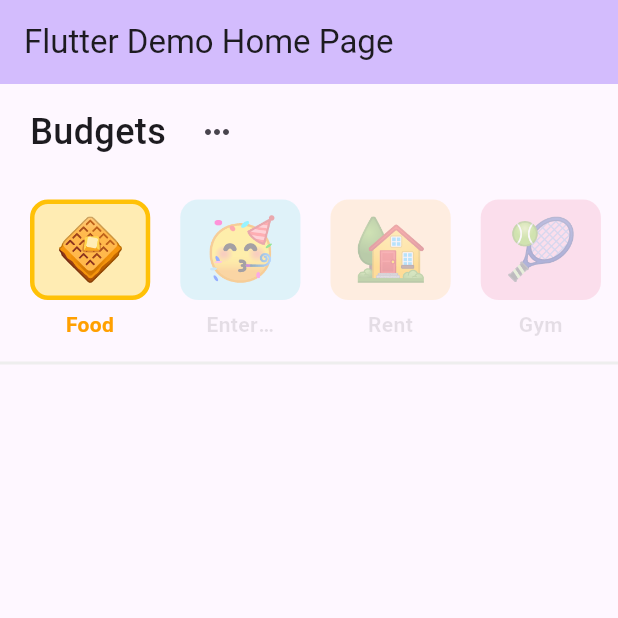
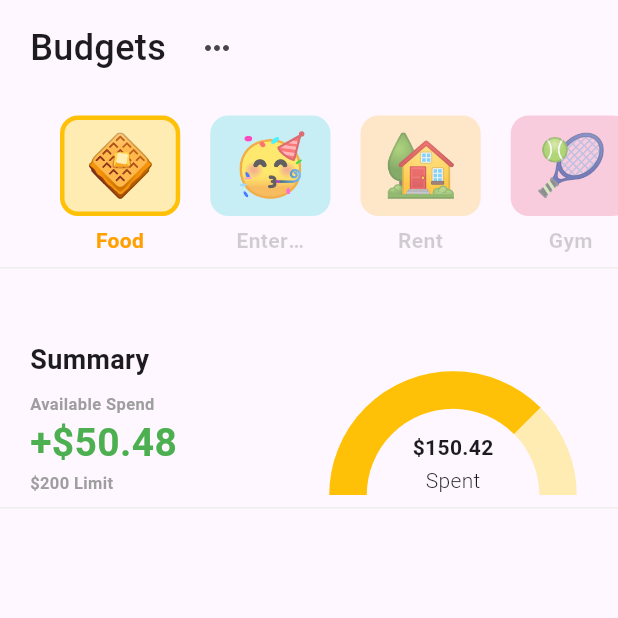
Before and after one commit to NUACHE/budget-app, a Flutter app: the screen it shows after launch, after a tap on the "keyboard control" icon, on a phone screen of 412 x 824 dp, the top half of it. Run offline on Flutter 3.47's test engine with Material 3 defaults, Android fonts, the phone set to English and light mode, and no system bars.

Commit message:
added summary

```diff
--- a/lib/home.dart
+++ b/lib/home.dart
@@ -1,10 +1,9 @@
-
 import 'package:budgeting_app/item.dart';
+import 'package:budgeting_app/semiarc.dart';
 import 'package:flutter/material.dart';
 
 class MyHomePage extends StatefulWidget {
   const MyHomePage({super.key, required this.title});
-
 
   final String title;
 
@@ -13,8 +12,6 @@ class MyHomePage extends StatefulWidget {
 }
 
 class _MyHomePageState extends State<MyHomePage> {
-
-
   @override
   Widget build(BuildContext context) {
     // This method is rerun every time setState is called, for instance as done
@@ -24,56 +21,144 @@ class _MyHomePageState extends State<MyHomePage> {
     // fast, so that you can just rebuild anything that needs updating rather
     // than having to individually change instances of widgets.
     return Scaffold(
-      appBar: AppBar(
-        // TRY THIS: Try changing the color here to a specific color (to
-        // Colors.amber, perhaps?) and trigger a hot reload to see the AppBar
-        // change color while the other colors stay the same.
-        backgroundColor: Theme.of(context).colorScheme.inversePrimary,
-        // Here we take the value from the MyHomePage object that was created by
-        // the App.build method, and use it to set our appbar title.
-        title: Text(widget.title),
-      ),
-      body:  Column(
-
+      body: SafeArea(
+        child: Column(
           children: <Widget>[
             Padding(
-             padding: const EdgeInsets.symmetric(horizontal: 20.0, vertical: 8.0),
+              padding:
+                  const EdgeInsets.symmetric(horizontal: 20.0, vertical: 8.0),
               child: Row(
                 children: [
-              const   Text(
+                  const Text(
                     'Budgets',
-                  style: TextStyle(
-                    fontSize: 24,
-                    fontWeight: FontWeight.w500
+                    style: TextStyle(fontSize: 24, fontWeight: FontWeight.w500),
                   ),
+                  const SizedBox(
+                    width: 10,
                   ),
-             const  SizedBox(width: 10,),
-                IconButton(onPressed: (){}, icon: const Icon(Icons.more_horiz))
+                  IconButton(
+                      onPressed: () {}, icon: const Icon(Icons.more_horiz))
                 ],
               ),
             ),
-           const SizedBox(height: 5,),
+            const SizedBox(
+              height: 5,
+            ),
             const SizedBox(
               width: double.infinity,
               child: SingleChildScrollView(
                 scrollDirection: Axis.horizontal,
                 child: Row(
                   children: <Widget>[
-                  SizedBox(width: 10,),
-                  ItemCard(emoji: '🧇', title: 'Food', color: Colors.amber, selected: true,),
-                  ItemCard(emoji: '🥳', title: 'Entertainment', color: Colors.cyan,),
-                  ItemCard(emoji: '🏡', title: 'Rent', color: Colors.orange,),
-                  ItemCard(emoji: '🎾', title: 'Gym', color: Colors.pink,),
-                  ItemCard(emoji: '🥳', title: 'Entertainment', color: Colors.orange,),
+                    SizedBox(
+                      width: 30,
+                    ),
+                    ItemCard(
+                      emoji: '🧇',
+                      title: 'Food',
+                      color: Colors.amber,
+                      selected: true,
+                    ),
+                    ItemCard(
+                      emoji: '🥳',
+                      title: 'Entertainment',
+                      color: Colors.cyan,
+                    ),
+                    ItemCard(
+                      emoji: '🏡',
+                      title: 'Rent',
+                      color: Colors.orange,
+                    ),
+                    ItemCard(
+                      emoji: '🎾',
+                      title: 'Gym',
+                      color: Colors.pink,
+                    ),
+                    ItemCard(
+                      emoji: '🥳',
+                      title: 'Entertainment',
+                      color: Colors.orange,
+                    ),
                   ],
                 ),
               ),
             ),
             Divider(
-            thickness: 2,
+              height: 1,
+              thickness: 1,
               color: Colors.grey[200],
-           )
+            ),
+            const SizedBox(height: 40,),
+            Padding(
+              padding:
+                  const EdgeInsets.symmetric(horizontal: 20.0, vertical: 8.0),
+              child: Row(
+                mainAxisAlignment: MainAxisAlignment.spaceBetween,
+                crossAxisAlignment: CrossAxisAlignment.end,
+                children: [
+                  const Column(
+                    crossAxisAlignment: CrossAxisAlignment.start,
+                    children: <Widget>[
+                      Text(
+                        'Summary',
+                        style: TextStyle(
+                            fontSize: 18, fontWeight: FontWeight.w600),
+                      ),
+                      SizedBox(
+                        height: 8,
+                      ),
+                      Text(
+                        'Available Spend',
+                        style: TextStyle(
+                            fontSize: 11,
+                            fontWeight: FontWeight.w600,
+                            color: Colors.grey),
+                      ),
+                      Text(
+                        "+\$50.48",
+                        style: TextStyle(
+                          fontSize: 26,
+                          fontWeight: FontWeight.w700,
+                          color: Colors.green,
+                        ),
+                      ),
+                      Text(
+                        '\$200 Limit',
+                        style: TextStyle(
+                            fontSize: 11,
+                            fontWeight: FontWeight.w600,
+                            color: Colors.grey),
+                      ),
                     ],
+                  ),
+                  PathExample(
+                    height: 180,
+                    width: 180,
+                    thickness: 25,
+                    backgroundColor: Colors.amber.shade100,
+                    foregroundColor: Colors.amber,
+                    totalValue: 100,
+                    currentValue: 75,
+                    child: const Column(
+                      mainAxisAlignment: MainAxisAlignment.end,
+                      children: [
+                        Text('\$150.42', style: TextStyle(fontWeight: FontWeight.bold),),
+                        SizedBox(height: 2,),
+                        Text('Spent', style: TextStyle(fontWeight: FontWeight.w300),),
+
+                      ],
+                    ),
+                  ),
+                ],
+              ),
+            ),
+             Divider(
+              height: 1,
+              thickness: 1,
+              color: Colors.grey[200],
+            ),
+          ],
+        ),
       ),
     );
   }
--- a/lib/item.dart
+++ b/lib/item.dart
@@ -12,7 +12,7 @@ class ItemCard extends StatelessWidget {
     return Padding(
       padding: const EdgeInsets.symmetric(vertical: 8.0, horizontal: 10.0),
       child: Opacity(
-       opacity: selected? 1: 0.4,
+       opacity: selected? 1: 0.7,
         child: Column(
 
           children: [
--- /dev/null
+++ b/lib/semiarc.dart
@@ -0,0 +1,91 @@
+import 'package:flutter/material.dart';
+import 'dart:math' as math;
+
+class PathExample extends StatelessWidget {
+  final double height;
+  final double width;
+  final double totalValue;
+  final double currentValue;
+  final double thickness;
+  final Color backgroundColor;
+  final Color foregroundColor;
+  final Widget child;
+
+  const PathExample({super.key, required this.height, required this.width,  this.thickness = 20,  this.backgroundColor =Colors.lightBlue,  this.foregroundColor = const Color.fromARGB(255, 33, 91, 139), required this.totalValue, required this.currentValue, required this.child});
+  @override
+  Widget build(BuildContext context) {
+    return SizedBox(
+      width: width,
+            height: height/2,
+      child: Stack(
+        children: [
+          Positioned(
+            top: 0,
+            child: SizedBox(
+              width: width,
+              height: height,
+              child: Padding(
+                padding: const EdgeInsets.all( 20.0),
+                child: CustomPaint(
+                  painter: PathPainter(
+                    strokeWidth: thickness,
+                    backgroundColor: backgroundColor,
+                    foregroundColor: foregroundColor,
+                    totalValue: (totalValue/180) * 180,
+                    currentValue: (currentValue/totalValue) * 180
+
+
+                  ),
+                ),
+              ),
+            ),
+          ),
+           SizedBox(
+              width: width,
+              height: height/2,
+              child: Center(child: Padding(
+                padding:  EdgeInsets.only(left: width/4,right: width/4, top: height/4),
+                child: child
+              ),),
+              )
+        ],
+      ),
+    );
+  }
+}
+
+class PathPainter extends CustomPainter {
+  final double strokeWidth;
+  final Color backgroundColor;
+  final Color foregroundColor;
+  final double totalValue;
+  final double currentValue;
+
+  PathPainter(  {super.repaint, required this.strokeWidth,required this.backgroundColor, required this.foregroundColor, required this.totalValue, required this.currentValue,});
+  @override
+  void paint(Canvas canvas, Size size) {
+    Paint backgroundPaint = Paint()
+      ..color = backgroundColor
+      ..style = PaintingStyle.stroke
+      ..strokeWidth = strokeWidth;
+    Paint foregroundPaint = Paint()
+      ..color = foregroundColor
+       ..style = PaintingStyle.stroke
+      ..strokeWidth = strokeWidth;
+
+
+    // Method to convert degree to radians
+    double degToRad(num deg) => deg * (math.pi / 180.0);
+
+    Path backgroundPath = Path();
+    Path foregroundPath = Path();
+    // Adds a quarter arc
+    backgroundPath.addArc(Rect.fromLTWH(0, 0, size.width, size.height), degToRad(180), degToRad(360));
+    foregroundPath.addArc(Rect.fromLTWH(0, 0, size.width, size.height), degToRad(180), degToRad(currentValue));
+    canvas.drawPath(backgroundPath, backgroundPaint);
+    canvas.drawPath(foregroundPath, foregroundPaint);
+  }
+
+  @override
+  bool shouldRepaint(CustomPainter oldDelegate) => true;
+}
```
Lines whose indentation alone changed are shown as unchanged.
